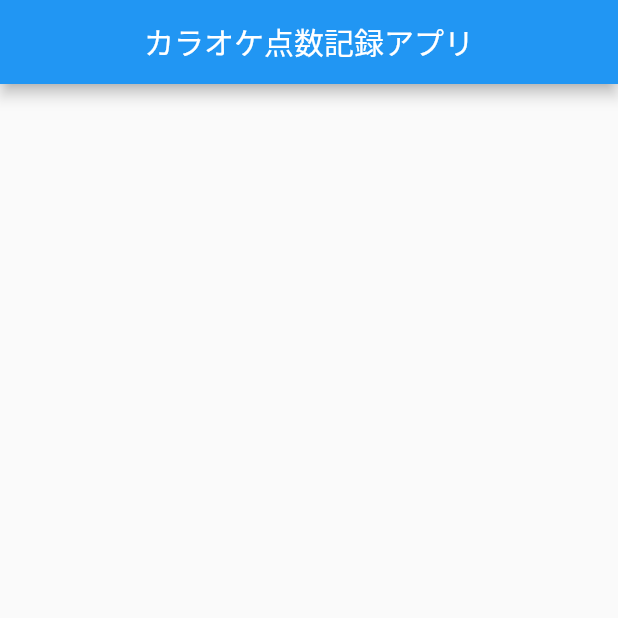
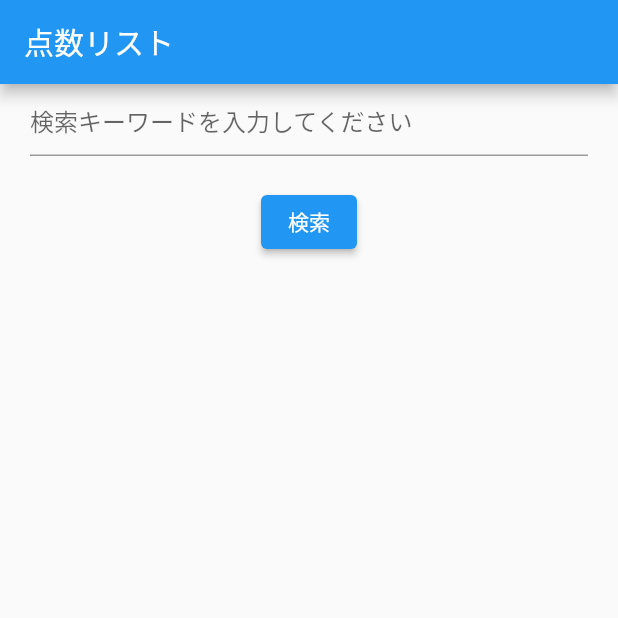
Before and after one commit to aaa59/Application_production, a Flutter app: the screen it shows after launch, on a phone screen of 412 x 824 dp, the top half of it. Run offline on Flutter 3.47's test engine with Material 2 defaults, Android fonts, the phone set to English and light mode, and no system bars.

Commit message:
検索バーが表示できた。ちょっとコードの書き方が分かったところがこのコミット

```diff
--- /dev/null
+++ b/lib/HomePage.dart
@@ -0,0 +1,33 @@
+import 'package:flutter/material.dart';
+//import 'FirstPage.dart';
+
+class HomePage extends StatelessWidget {
+  @override
+  Widget build(BuildContext context) {
+    return Scaffold(
+      appBar: AppBar(
+        title: Text("点数リスト"),
+      ),
+      body: Column(
+        children: [
+          Padding(
+            padding: EdgeInsets.symmetric(horizontal: 20.0),
+            child: TextField(
+              decoration: InputDecoration(
+                hintText: '検索キーワードを入力してください',
+              ),
+            ),
+          ),
+          SizedBox(height: 20.0),
+          ElevatedButton(
+            onPressed: () {
+              // 検索ボタンが押されたときの処理
+              // ここに検索のロジックを追加してください
+            },
+            child: Text('検索'),
+          ),
+        ],
+      ),
+    );
+  }
+}
--- a/lib/main.dart
+++ b/lib/main.dart
@@ -1,14 +1,30 @@
-import 'package:applicationproduction/search_bar.dart';
 import 'package:flutter/material.dart';
+import 'HomePage.dart';
 //import 'package:original_widget_sample/contents_widget.dart';
 
-void main() => runApp(MyApp());
+//void main() => runApp(MyApp());
+
+void main() {
+  runApp(MyApp());
+}
+
+class MyApp extends StatelessWidget {
+  const MyApp({super.key});
+
+  // This widget is the root of your application.
+  @override
+  Widget build(BuildContext context) {
+    return MaterialApp(
+      title: 'アプリ名を入れる',
+      theme: ThemeData(
+        primarySwatch: Colors.blue,
+      ),
+      home: HomePage(),
+    );
+  }
+}
 
 /*
-void main() {
-  runApp(const MyApp());
-}
-*/
 class MyApp extends StatelessWidget {
   @override
   Widget build(BuildContext context) {
@@ -22,24 +38,13 @@
           centerTitle: true,
           title: Text('カラオケ点数記録アプリ'),
         ),
-        /*
-        body: Center(
-          child: Text('一覧'),
-        ),
-        */
-        /*
-        floatingActionButton: FloatingActionButton(
-          onPressed: () {},
-          child: Icon(Icons.add),
-        ),
-        */
       ),
     );
   }
 }
 
 class MyWidget extends StatelessWidget {
-  const MyWidget({super.key});
+  const MyWidget({required Key key}) : super(key: key);
 
   @override
   Widget build(BuildContext context) {
@@ -50,3 +55,4 @@
     );
   }
 }
+*/
```
